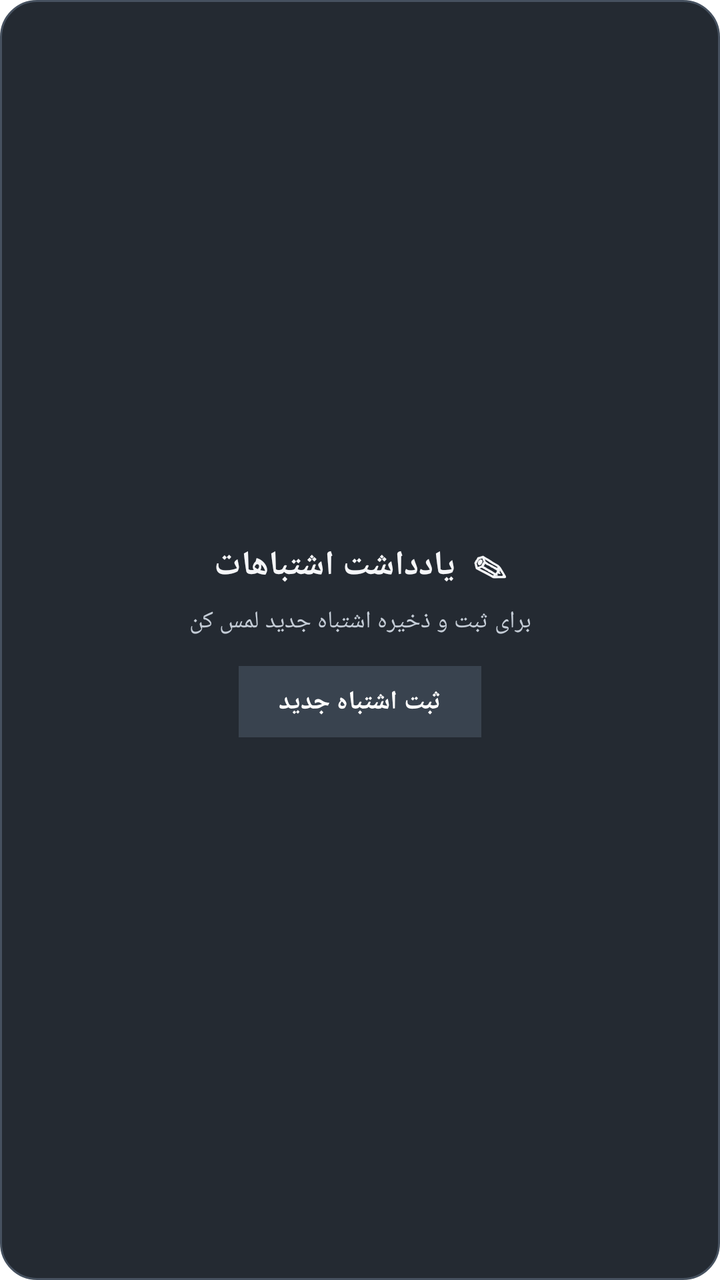
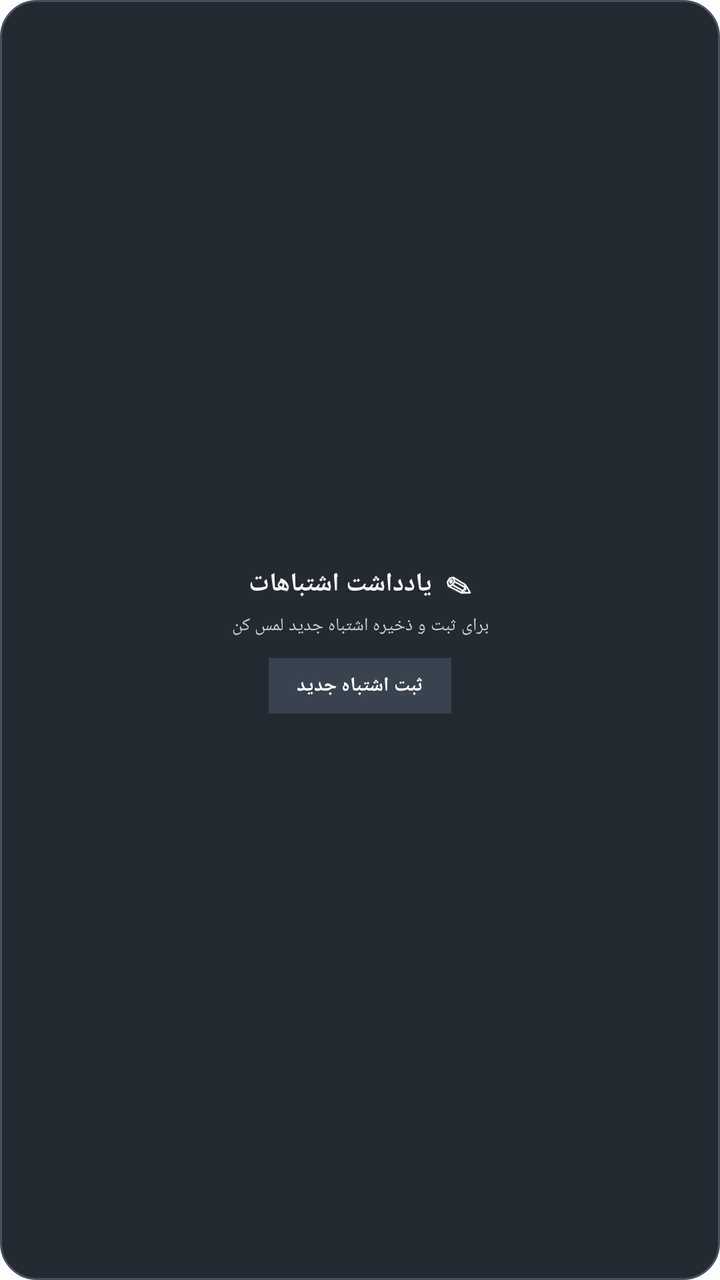

Screens rendered from an Android XML layout before and after an edit, with the pre-edit source and the edit as a unified diff.
<!-- AndroidManifest.xml: fallback theme Theme.MaterialComponents.DayNight.NoActionBar -->
<!-- res/layout/quick_note_widget.xml -->
<?xml version="1.0" encoding="utf-8"?>
<LinearLayout xmlns:android="http://schemas.android.com/apk/res/android"
    android:id="@+id/quick_note_root"
    android:layout_width="match_parent"
    android:layout_height="match_parent"
    android:background="@drawable/notebook_widget_background"
    android:clickable="true"
    android:focusable="true"
    android:gravity="center"
    android:orientation="vertical"
    android:padding="16dp"
    android:layoutDirection="locale">

    <TextView
        android:layout_width="match_parent"
        android:layout_height="wrap_content"
        android:gravity="center"
        android:text="✎  یادداشت اشتباهات"
        android:textColor="#F5F6F8"
        android:textSize="17sp"
        android:textStyle="bold" />

    <TextView
        android:layout_width="match_parent"
        android:layout_height="wrap_content"
        android:layout_marginTop="8dp"
        android:gravity="center"
        android:text="برای ثبت و ذخیره اشتباه جدید لمس کن"
        android:textColor="#C4CCD6"
        android:textSize="12sp" />

    <TextView
        android:id="@+id/quick_note_open"
        android:layout_width="wrap_content"
        android:layout_height="wrap_content"
        android:layout_marginTop="14dp"
        android:background="#39434F"
        android:paddingStart="20dp"
        android:paddingTop="9dp"
        android:paddingEnd="20dp"
        android:paddingBottom="9dp"
        android:text="ثبت اشتباه جدید"
        android:textColor="#FFFFFF"
        android:textSize="13sp"
        android:textStyle="bold" />
</LinearLayout>
<!-- resources referenced by this layout -->
<resources>
  <!-- drawable notebook_widget_background (drawable) -->
  <?xml version="1.0" encoding="utf-8"?>
  <shape xmlns:android="http://schemas.android.com/apk/res/android" android:shape="rectangle">
      <solid android:color="#242A32" />
      <corners android:radius="18dp" />
      <stroke android:width="1dp" android:color="#46515F" />
  </shape>
</resources>

<!-- the commit's change to res/layout/quick_note_widget.xml (unified diff, before → after) -->
@@ -8,7 +8,7 @@
     android:focusable="true"
     android:gravity="center"
     android:orientation="vertical"
-    android:padding="16dp"
+    android:padding="12dp"
     android:layoutDirection="locale">
 
     <TextView
@@ -17,30 +17,30 @@
         android:gravity="center"
         android:text="✎  یادداشت اشتباهات"
         android:textColor="#F5F6F8"
-        android:textSize="17sp"
+        android:textSize="13sp"
         android:textStyle="bold" />
 
     <TextView
         android:layout_width="match_parent"
         android:layout_height="wrap_content"
-        android:layout_marginTop="8dp"
+        android:layout_marginTop="6dp"
         android:gravity="center"
         android:text="برای ثبت و ذخیره اشتباه جدید لمس کن"
         android:textColor="#C4CCD6"
-        android:textSize="12sp" />
+        android:textSize="9sp" />
 
     <TextView
         android:id="@+id/quick_note_open"
         android:layout_width="wrap_content"
         android:layout_height="wrap_content"
-        android:layout_marginTop="14dp"
+        android:layout_marginTop="10dp"
         android:background="#39434F"
-        android:paddingStart="20dp"
-        android:paddingTop="9dp"
-        android:paddingEnd="20dp"
-        android:paddingBottom="9dp"
+        android:paddingStart="14dp"
+        android:paddingTop="7dp"
+        android:paddingEnd="14dp"
+        android:paddingBottom="7dp"
         android:text="ثبت اشتباه جدید"
         android:textColor="#FFFFFF"
-        android:textSize="13sp"
+        android:textSize="10sp"
         android:textStyle="bold" />
 </LinearLayout>
